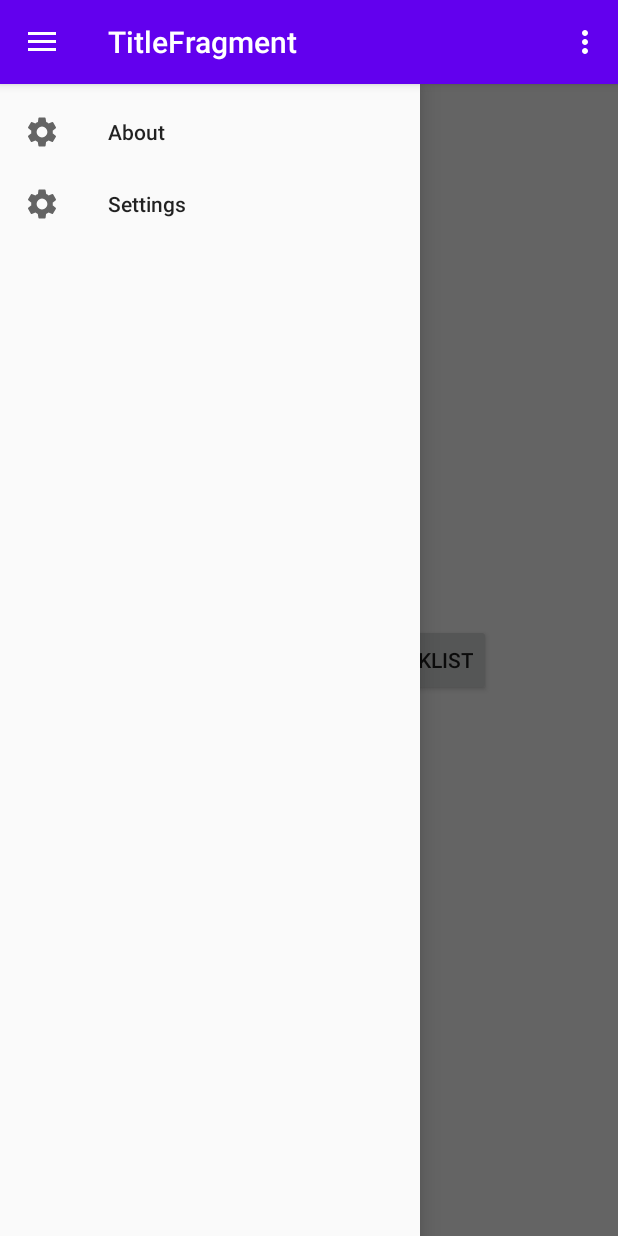
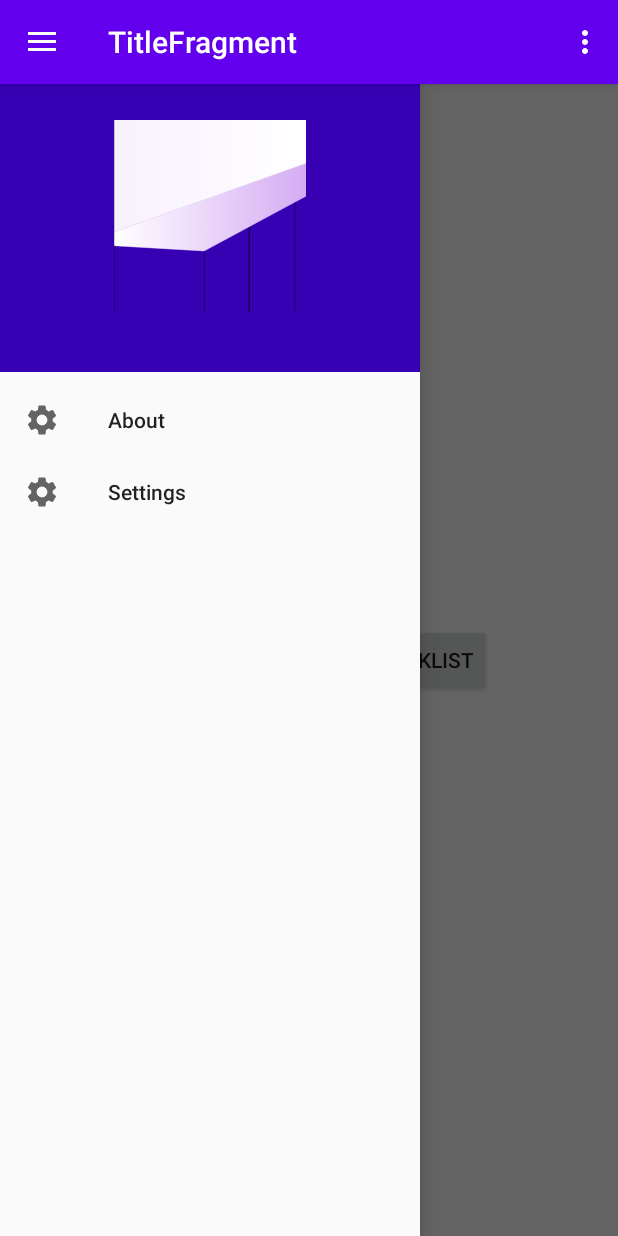
Before and after one commit to cnuptak/PlaymixAndroid, an Android app: the screen it shows after launch (MainActivity), with the side drawer open, on a phone screen of 412 x 824 dp. Run offline under Robolectric (Android 15) with nearby library versions, the phone set to English and light mode, and no system bars; our stand-ins replace data binding, navigation-ui.

Commit message:
added logo at navigation bar

```diff
--- /dev/null
+++ b/app/src/main/res/drawable/ic_logo.xml
@@ -0,0 +1,130 @@
+<vector xmlns:android="http://schemas.android.com/apk/res/android"
+    xmlns:aapt="http://schemas.android.com/aapt"
+    android:width="206dp"
+    android:height="206dp"
+    android:viewportWidth="206"
+    android:viewportHeight="206">
+  <path
+      android:pathData="M96.7,140.5l85.1,-45.8l25,-13.4V58.4l-29.6,-1.7l29.6,1.7V46.1L99.6,84.4L0,120.1v14.8L96.7,140.5zM193.8,88.2L103.8,83L193.8,88.2zM144.8,114.6l-111.4,-6.5L144.8,114.6z"
+      android:strokeWidth="0.5"
+      android:strokeColor="#000000">
+    <aapt:attr name="android:fillColor">
+      <gradient
+          android:startY="93.315"
+          android:startX="0"
+          android:endY="93.315"
+          android:endX="206.8"
+          android:type="linear">
+        <item android:offset="0" android:color="#FFFFFFFF"/>
+        <item android:offset="1" android:color="#FFD5ABF3"/>
+      </gradient>
+    </aapt:attr>
+  </path>
+  <path
+      android:pathData="M0,0l0,120.1l99.6,-35.7l107.2,-38.3l0,-46.1l-206.8,0"
+      android:strokeWidth="0.5"
+      android:strokeColor="#000000">
+    <aapt:attr name="android:fillColor">
+      <gradient
+          android:startY="60.03"
+          android:startX="0"
+          android:endY="60.03"
+          android:endX="206.81"
+          android:type="linear">
+        <item android:offset="0" android:color="#FFD5ABF3"/>
+        <item android:offset="0" android:color="#FFF8F1FD"/>
+        <item android:offset="1" android:color="#FFFFFFFF"/>
+        <item android:offset="1" android:color="#FFD6AEF3"/>
+      </gradient>
+    </aapt:attr>
+  </path>
+  <path
+      android:pathData="M234.5,161.5"
+      android:strokeLineJoin="round"
+      android:strokeWidth="0.5"
+      android:strokeColor="#000000"
+      android:strokeLineCap="round">
+    <aapt:attr name="android:fillColor">
+      <gradient
+          android:startY="161.5"
+          android:startX="234.5"
+          android:endY="161.5"
+          android:endX="234.5"
+          android:type="linear">
+        <item android:offset="0" android:color="#FFFFFFFF"/>
+        <item android:offset="1" android:color="#FFD5ABF3"/>
+      </gradient>
+    </aapt:attr>
+  </path>
+  <path
+      android:pathData="M137.5,63.8"
+      android:strokeWidth="0.5"
+      android:strokeColor="#000000">
+    <aapt:attr name="android:fillColor">
+      <gradient
+          android:startY="63.81"
+          android:startX="137.49"
+          android:endY="63.81"
+          android:endX="137.49"
+          android:type="linear">
+        <item android:offset="0" android:color="#FFD5ABF3"/>
+        <item android:offset="0" android:color="#FFF8F1FD"/>
+        <item android:offset="1" android:color="#FFFFFFFF"/>
+        <item android:offset="1" android:color="#FFD6AEF3"/>
+      </gradient>
+    </aapt:attr>
+  </path>
+  <path
+      android:strokeWidth="1"
+      android:pathData="M344.3,63.8"
+      android:strokeColor="#000000">
+    <aapt:attr name="android:fillColor">
+      <gradient
+          android:startY="63.81"
+          android:startX="344.3"
+          android:endY="63.81"
+          android:endX="344.3"
+          android:type="linear">
+        <item android:offset="0" android:color="#FFD5ABF3"/>
+        <item android:offset="0" android:color="#FFF8F1FD"/>
+        <item android:offset="1" android:color="#FFFFFFFF"/>
+        <item android:offset="1" android:color="#FFD6AEF3"/>
+      </gradient>
+    </aapt:attr>
+  </path>
+  <path
+      android:pathData="M0.5,0.1L0.5,206.9"
+      android:strokeWidth="0.25"
+      android:fillColor="#00000000"
+      android:strokeColor="#000000"/>
+  <path
+      android:pathData="M206.5,0.1L206.5,206.9"
+      android:strokeWidth="0.25"
+      android:fillColor="#00000000"
+      android:strokeColor="#000000"/>
+  <path
+      android:pathData="M0.5,206.5h206H0.5z"
+      android:strokeWidth="0.25"
+      android:fillColor="#00000000"
+      android:strokeColor="#000000"/>
+  <path
+      android:pathData="M97,141L97,206"
+      android:strokeWidth="0.5"
+      android:fillColor="#00000000"
+      android:strokeColor="#000000"/>
+  <path
+      android:pathData="M145,115v91V115z"
+      android:strokeWidth="0.5"
+      android:fillColor="#00000000"
+      android:strokeColor="#000000"/>
+  <path
+      android:pathData="M194,88L194,206"
+      android:strokeWidth="0.5"
+      android:fillColor="#00000000"
+      android:strokeColor="#000000"/>
+  <path
+      android:pathData="M0,207L0,135"
+      android:strokeWidth="0.25"
+      android:fillColor="#00000000"
+      android:strokeColor="#000000"/>
+</vector>
--- a/app/src/main/res/layout/activity_main.xml
+++ b/app/src/main/res/layout/activity_main.xml
@@ -29,7 +29,8 @@
         android:layout_width="wrap_content"
         android:layout_height="match_parent"
         android:layout_gravity="start"
-        app:menu="@menu/navdrawer_menu" />
+        app:menu="@menu/navdrawer_menu"
+        app:headerLayout="@layout/nav_header"/>
     </androidx.drawerlayout.widget.DrawerLayout>
 
 </layout>
--- /dev/null
+++ b/app/src/main/res/layout/nav_header.xml
@@ -0,0 +1,29 @@
+<?xml version="1.0" encoding="utf-8"?>
+<androidx.constraintlayout.widget.ConstraintLayout
+        xmlns:android="http://schemas.android.com/apk/res/android"
+        xmlns:app="http://schemas.android.com/apk/res-auto"
+        xmlns:tools="http://schemas.android.com/tools"
+
+        android:id="@+id/navHeader"
+        android:layout_width="match_parent"
+        android:layout_height="192dp"
+        android:background="?attr/colorPrimaryDark"
+        android:padding="16dp"
+        android:theme="@style/ThemeOverlay.AppCompat.Dark">
+
+    <ImageView
+            android:layout_width="0dp"
+            android:layout_height="0dp"
+            android:layout_marginStart="@dimen/horizontal_margin"
+            android:layout_marginTop="8dp"
+            android:layout_marginEnd="@dimen/horizontal_margin"
+            android:layout_marginBottom="24dp"
+            android:scaleType="fitCenter"
+            app:layout_constraintBottom_toBottomOf="parent"
+            app:layout_constraintEnd_toEndOf="parent"
+            app:layout_constraintStart_toStartOf="parent"
+            app:layout_constraintTop_toTopOf="parent"
+            app:srcCompat="@drawable/ic_logo"
+            android:id="@+id/imageView"/>
+
+</androidx.constraintlayout.widget.ConstraintLayout>
```
